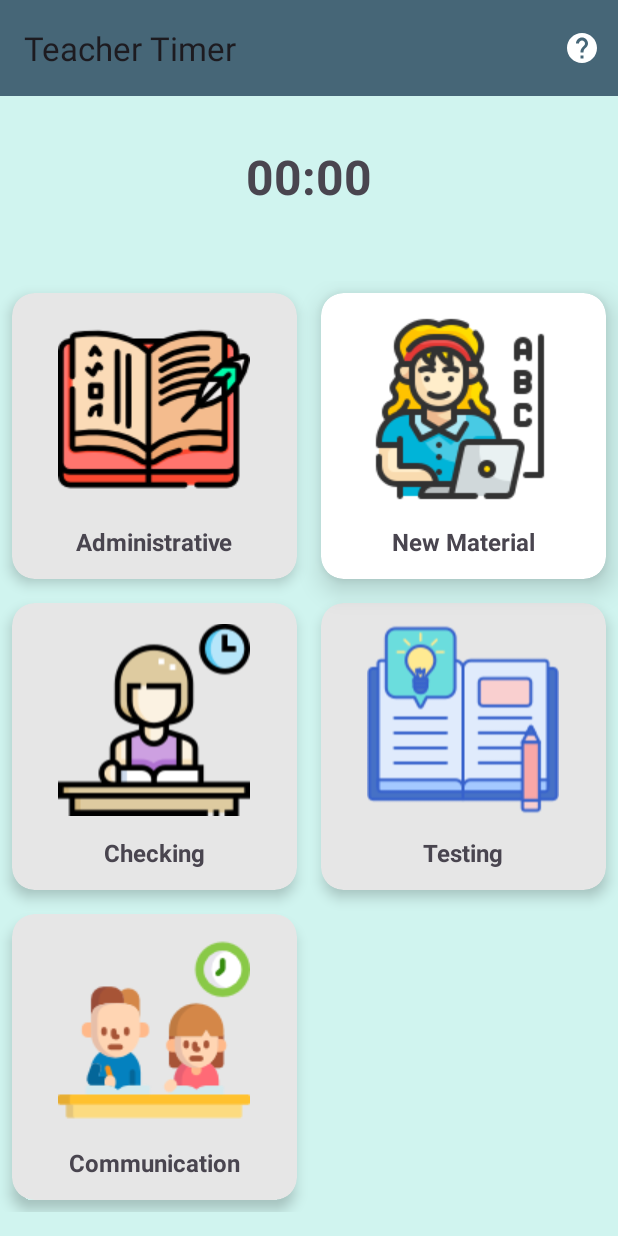
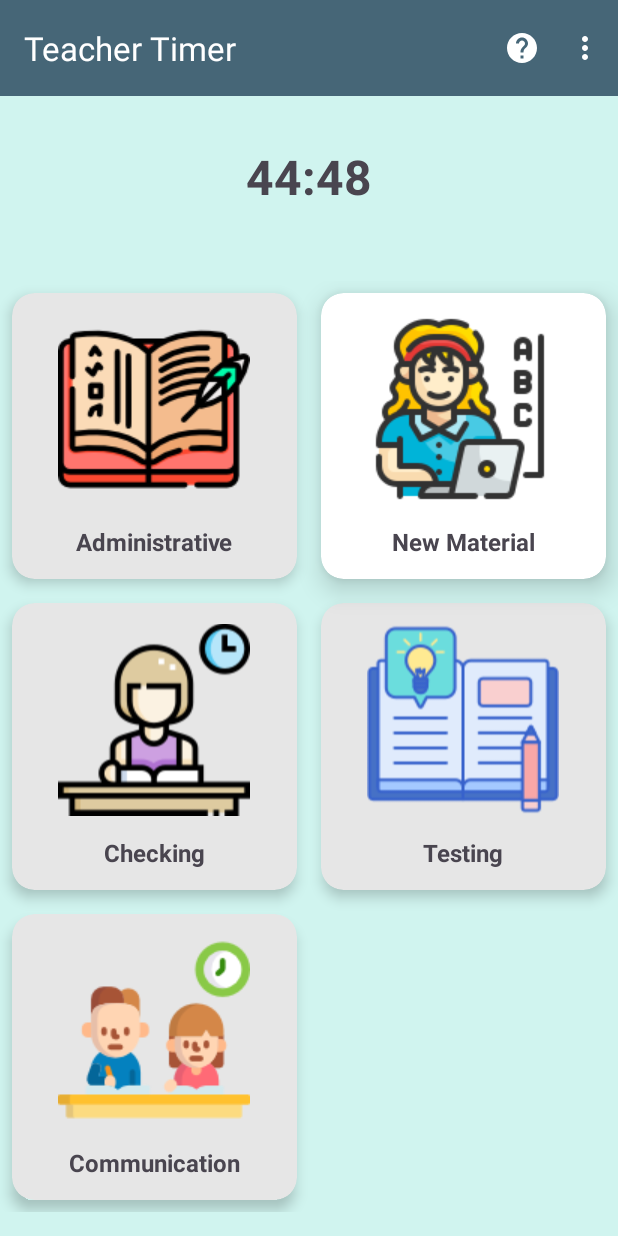
Before and after one commit to EvgeniiShturba/TeacherTimer, an Android app: the LessonFragment screen opened through its navigation route, after a tap on "New Material", on a phone screen of 412 x 824 dp. Run offline under Robolectric (Android 15) with nearby library versions, the phone set to English and light mode, and no system bars; our stand-ins replace Room's generated code; libraries missing offline, so code that uses them is left out: com.github.mikephil.charting; 2 other taps on this screen came first.

Commit message:
theming toolbars;

```diff
--- a/app/src/main/java/com/shturba/teachertimer/MainActivity.kt
+++ b/app/src/main/java/com/shturba/teachertimer/MainActivity.kt
@@ -1,57 +1,25 @@
 package com.shturba.teachertimer
 
 import android.os.Bundle
-import android.view.Menu
-import android.view.MenuItem
 import androidx.activity.enableEdgeToEdge
 import androidx.appcompat.app.AppCompatActivity
 import androidx.core.view.ViewCompat
 import androidx.core.view.WindowInsetsCompat
-import androidx.navigation.NavController
-import androidx.navigation.fragment.NavHostFragment
 import com.shturba.teachertimer.databinding.ActivityMainBinding
-import com.shturba.teachertimer.ui.help.HelpDialogFragment
 
 class MainActivity : AppCompatActivity() {
 
     private lateinit var binding: ActivityMainBinding
-    private lateinit var navController: NavController
 
     override fun onCreate(savedInstanceState: Bundle?) {
         super.onCreate(savedInstanceState)
         binding = ActivityMainBinding.inflate(layoutInflater)
-        val view = binding.root
         enableEdgeToEdge()
-        setContentView(view)
+        setContentView(binding.root)
         ViewCompat.setOnApplyWindowInsetsListener(findViewById(R.id.main)) { v, insets ->
             val systemBars = insets.getInsets(WindowInsetsCompat.Type.systemBars())
             v.setPadding(systemBars.left, systemBars.top, systemBars.right, systemBars.bottom)
             insets
         }
-        setSupportActionBar(binding.toolbar)
-        val navHostFragment =
-            supportFragmentManager.findFragmentById(R.id.fragment_container) as NavHostFragment
-        navController = navHostFragment.navController
-    }
-
-    override fun onCreateOptionsMenu(menu: Menu?): Boolean {
-        menuInflater.inflate(R.menu.main_menu, menu)
-        return super.onCreateOptionsMenu(menu)
-    }
-
-    override fun onOptionsItemSelected(item: MenuItem) = when (item.itemId) {
-        R.id.action_help -> {
-            if (supportFragmentManager.findFragmentByTag(HelpDialogFragment.TAG) == null) {
-                HelpDialogFragment().show(
-                    supportFragmentManager,
-                    HelpDialogFragment.TAG,
-                )
-            }
-            true
-        }
-
-        else -> {
-            super.onOptionsItemSelected(item)
-        }
     }
 }
--- /dev/null
+++ b/app/src/main/java/com/shturba/teachertimer/ui/lesson/AlertDialogListener.kt
@@ -0,0 +1,6 @@
+package com.shturba.teachertimer.ui.lesson
+
+interface AlertDialogListener {
+    fun onDialogPositiveClick()
+    fun onDialogNegativeClick()
+}
--- a/app/src/main/java/com/shturba/teachertimer/ui/lesson/LessonFragment.kt
+++ b/app/src/main/java/com/shturba/teachertimer/ui/lesson/LessonFragment.kt
@@ -9,15 +9,17 @@ import androidx.cardview.widget.CardView
 import androidx.fragment.app.Fragment
 import androidx.fragment.app.viewModels
 import androidx.navigation.fragment.findNavController
+import com.shturba.teachertimer.R
 import com.shturba.teachertimer.databinding.FragmentLessonBinding
+import com.shturba.teachertimer.ui.help.HelpDialogFragment
 import com.shturba.teachertimer.utils.FragmentOnBackPressedCallback
 
-class LessonFragment : Fragment() {
+class LessonFragment : Fragment(), AlertDialogListener {
 
     @Suppress("ktlint:standard:backing-property-naming")
     private var _binding: FragmentLessonBinding? = null
     private val binding get() = _binding!!
-    private val viewModel: TimerViewModel by viewModels()
+    private val viewModel: LessonViewModel by viewModels()
     private lateinit var activitiesToCards: Map<LessonActivity, CardView>
 
     override fun onCreateView(
@@ -56,6 +58,8 @@ class LessonFragment : Fragment() {
             binding.textTimer.text = uiState.timerValue
             setActiveCard(uiState.currentActivity)
         }
+
+        setupToolbar()
     }
 
     private fun setActiveCard(newActivity: LessonActivity) {
@@ -69,8 +73,43 @@ class LessonFragment : Fragment() {
         }
     }
 
+    private fun setupToolbar() {
+        binding.toolbar.setOnMenuItemClickListener {
+            when (it.itemId) {
+                R.id.action_help -> {
+                    if (childFragmentManager.findFragmentByTag(HelpDialogFragment.TAG) == null) {
+                        HelpDialogFragment().show(
+                            childFragmentManager,
+                            HelpDialogFragment.TAG,
+                        )
+                    }
+                    true
+                }
+
+                R.id.action_stop_lesson -> {
+                    showStopLessonDialog()
+                    true
+                }
+
+                else -> false
+            }
+        }
+    }
+
     override fun onDestroyView() {
         super.onDestroyView()
         _binding = null
     }
+
+    private fun showStopLessonDialog() {
+        StopLessonDialogFragment().show(childFragmentManager, StopLessonDialogFragment.TAG)
+    }
+
+    override fun onDialogPositiveClick() {
+        viewModel.stop()
+    }
+
+    override fun onDialogNegativeClick() {
+        // Do nothing
+    }
 }
--- a/app/src/main/java/com/shturba/teachertimer/ui/lesson/LessonViewModel.kt
+++ b/app/src/main/java/com/shturba/teachertimer/ui/lesson/LessonViewModel.kt
@@ -23,7 +23,7 @@ data class UiState(
     val isLessonFinished: Boolean = false,
 )
 
-class TimerViewModel(app: Application) : AndroidViewModel(app) {
+class LessonViewModel(app: Application) : AndroidViewModel(app) {
 
     private val repo = Repository.getInstance(
         LessonDatabase.getDatabase(app).lessonDao(),
@@ -36,7 +36,7 @@ class TimerViewModel(app: Application) : AndroidViewModel(app) {
     private val _uiState = MutableLiveData(UiState())
     val uiState: LiveData<UiState> get() = _uiState
 
-    private val timer = object : CountDownTimer(SECONDS, 1_000) {
+    private val timer = object : CountDownTimer(MINUTES_45, 1_000) {
         override fun onTick(millisUntilFinished: Long) {
             val minutesString = (millisUntilFinished / 60_000).toString().padStart(2, '0')
             val secondsString = (millisUntilFinished / 1000 % 60).toString().padStart(2, '0')
@@ -100,5 +100,5 @@ enum class LessonActivity {
     NEW_MATERIAL,
     CHECKING,
     TESTING,
-    COMMUNICATION;
+    COMMUNICATION,
 }
--- a/app/src/main/java/com/shturba/teachertimer/ui/report/ReportFragment.kt
+++ b/app/src/main/java/com/shturba/teachertimer/ui/report/ReportFragment.kt
@@ -11,6 +11,7 @@ import androidx.navigation.fragment.findNavController
 import com.google.android.material.tabs.TabLayoutMediator
 import com.shturba.teachertimer.R
 import com.shturba.teachertimer.databinding.FragmentReportBinding
+import com.shturba.teachertimer.ui.help.HelpDialogFragment
 
 class ReportFragment : Fragment() {
 
@@ -45,6 +46,7 @@ class ReportFragment : Fragment() {
             }
             viewModel.startCountdown()
         }
+
         viewModel.isLessonStarted.observe(viewLifecycleOwner) {
             if (it) {
                 childFragmentManager.findFragmentByTag(CountdownDialogFragment.TAG)?.let { df ->
@@ -54,6 +56,26 @@ class ReportFragment : Fragment() {
                 viewModel.isLessonStartedHandled()
             }
         }
+
+        setupToolbar()
+    }
+
+    private fun setupToolbar() {
+        binding.toolbar.setOnMenuItemClickListener {
+            when (it.itemId) {
+                R.id.action_help -> {
+                    if (childFragmentManager.findFragmentByTag(HelpDialogFragment.TAG) == null) {
+                        HelpDialogFragment().show(
+                            childFragmentManager,
+                            HelpDialogFragment.TAG,
+                        )
+                    }
+                    true
+                }
+
+                else -> false
+            }
+        }
     }
 
     override fun onDestroyView() {
--- a/app/src/main/res/layout/activity_main.xml
+++ b/app/src/main/res/layout/activity_main.xml
@@ -1,5 +1,5 @@
 <?xml version="1.0" encoding="utf-8"?>
-<androidx.constraintlayout.widget.ConstraintLayout xmlns:android="http://schemas.android.com/apk/res/android"
+<FrameLayout xmlns:android="http://schemas.android.com/apk/res/android"
     xmlns:app="http://schemas.android.com/apk/res-auto"
     xmlns:tools="http://schemas.android.com/tools"
     android:id="@+id/main"
@@ -7,24 +7,11 @@
     android:layout_height="match_parent"
     tools:context=".MainActivity">
 
-    <androidx.appcompat.widget.Toolbar
-        android:id="@+id/toolbar"
-        android:layout_width="match_parent"
-        android:layout_height="?attr/actionBarSize"
-        android:background="?attr/colorPrimary"
-        android:elevation="4dp"
-        android:theme="@style/ThemeOverlay.AppCompat.ActionBar"
-        app:layout_constraintTop_toTopOf="parent"
-        app:popupTheme="@style/ThemeOverlay.AppCompat.Light" />
-
     <androidx.fragment.app.FragmentContainerView
         android:id="@+id/fragment_container"
         android:name="androidx.navigation.fragment.NavHostFragment"
         android:layout_width="match_parent"
-        android:layout_height="0dp"
+        android:layout_height="match_parent"
         app:defaultNavHost="true"
-        app:layout_constraintBottom_toBottomOf="parent"
-        app:layout_constraintTop_toBottomOf="@+id/toolbar"
         app:navGraph="@navigation/main_graph" />
-
-</androidx.constraintlayout.widget.ConstraintLayout>
+</FrameLayout>
--- a/app/src/main/res/layout/fragment_lesson.xml
+++ b/app/src/main/res/layout/fragment_lesson.xml
@@ -6,6 +6,22 @@
     android:layout_height="match_parent"
     android:background="#D0F4EF"
     tools:context=".ui.lesson.LessonFragment">
+
+    <com.google.android.material.appbar.AppBarLayout
+        android:id="@+id/app_bar_layout"
+        android:layout_width="match_parent"
+        android:layout_height="wrap_content"
+        app:layout_constraintTop_toTopOf="parent">
+
+        <com.google.android.material.appbar.MaterialToolbar
+            android:id="@+id/toolbar"
+            style="@style/Widget.App.Toolbar"
+            android:layout_width="match_parent"
+            android:layout_height="wrap_content"
+            android:minHeight="?attr/actionBarSize"
+            app:menu="@menu/lesson_menu"
+            app:title="@string/app_name" />
+    </com.google.android.material.appbar.AppBarLayout>
 
     <TextView
         android:id="@+id/text_timer"
@@ -18,7 +34,7 @@
         app:layout_constraintEnd_toEndOf="parent"
         app:layout_constraintHorizontal_bias="0.5"
         app:layout_constraintStart_toStartOf="parent"
-        app:layout_constraintTop_toTopOf="parent"
+        app:layout_constraintTop_toBottomOf="@id/app_bar_layout"
         tools:text="00:00" />
 
     <androidx.constraintlayout.widget.ConstraintLayout
--- /dev/null
+++ b/app/src/main/res/menu/lesson_menu.xml
@@ -0,0 +1,14 @@
+<?xml version="1.0" encoding="utf-8"?>
+<menu xmlns:android="http://schemas.android.com/apk/res/android"
+    xmlns:app="http://schemas.android.com/apk/res-auto">
+
+    <item
+        android:id="@+id/action_help"
+        android:icon="@drawable/ic_help"
+        android:title="help"
+        app:showAsAction="always" />
+
+    <item android:id="@+id/action_stop_lesson"
+        android:title="Stop lesson"
+        app:showAsAction="never"/>
+</menu>
--- a/app/src/main/res/values/themes.xml
+++ b/app/src/main/res/values/themes.xml
@@ -4,5 +4,12 @@
         <item name="colorPrimary">#466677</item>
     </style>
 
-    <style name="Theme.TeacherTimer" parent="Base.Theme.TeacherTimer" />
+    <style name="Theme.TeacherTimer" parent="Base.Theme.TeacherTimer">
+        <item name="colorControlNormal">@color/white</item>
+    </style>
+
+    <style name="Widget.App.Toolbar" parent="Widget.Material3.Toolbar">
+        <item name="android:background">#466677</item>
+        <item name="titleTextColor">@color/white</item>
+    </style>
 </resources>
```
Also changed, not shown: app/src/main/java/com/shturba/teachertimer/ui/lesson/StopLessonDialogFragment.kt (added, +23 -0 lines), app/src/main/res/layout/fragment_report.xml (+18 -1 lines).
